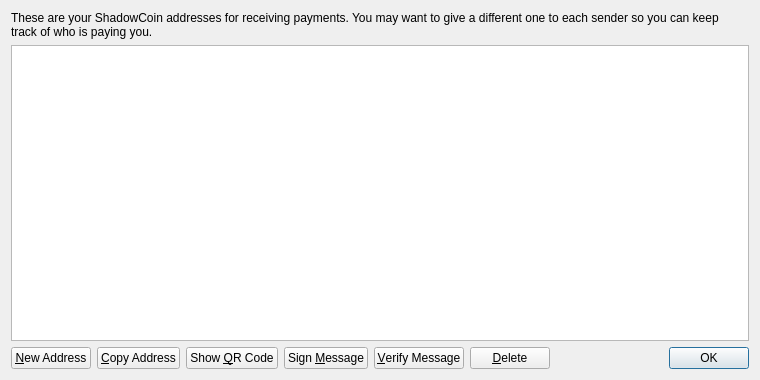
Before: the Qt Designer form src/qt/forms/addressbookpage.ui in jyap808/jumbucks, drawn with Qt 5.
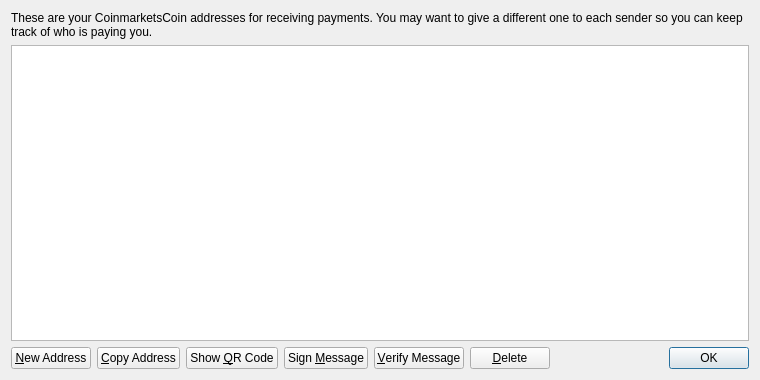
After: the same form once the commit is applied. Icons and pictures are not drawn.

The edit to the form file:
```diff
--- a/src/qt/forms/addressbookpage.ui
+++ b/src/qt/forms/addressbookpage.ui
@@ -17,7 +17,7 @@
    <item>
     <widget class="QLabel" name="labelExplanation">
      <property name="text">
-      <string>These are your ShadowCoin addresses for receiving payments. You may want to give a different one to each sender so you can keep track of who is paying you.</string>
+      <string>These are your CoinmarketsCoin addresses for receiving payments. You may want to give a different one to each sender so you can keep track of who is paying you.</string>
      </property>
      <property name="textFormat">
       <enum>Qt::PlainText</enum>
```
Left out of the diff: 4 changed lines with no effect on the pictures.
